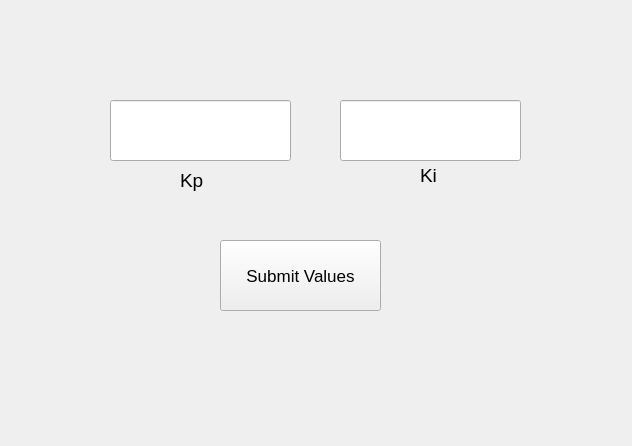
The window that SWTrainController/engineer.ui (joeschurer/ECE1140) describes before a commit, drawn with Qt 5.
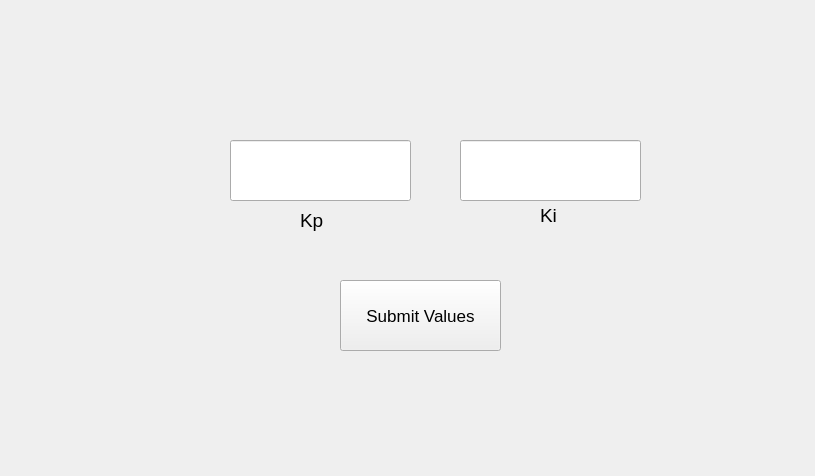
The same window after the commit.

The edit to the form file:
```diff
--- a/SWTrainController/engineer.ui
+++ b/SWTrainController/engineer.ui
@@ -6,51 +6,18 @@
    <rect>
     <x>0</x>
     <y>0</y>
-    <width>632</width>
-    <height>446</height>
+    <width>815</width>
+    <height>476</height>
    </rect>
   </property>
   <property name="windowTitle">
    <string>Form</string>
   </property>
-  <widget class="QLineEdit" name="KpBox">
-   <property name="geometry">
-    <rect>
-     <x>110</x>
-     <y>100</y>
-     <width>181</width>
-     <height>61</height>
-    </rect>
-   </property>
-   <property name="font">
-    <font>
-     <pointsize>14</pointsize>
-    </font>
-   </property>
-   <property name="text">
-    <string/>
-   </property>
-  </widget>
-  <widget class="QLineEdit" name="KiBox">
-   <property name="geometry">
-    <rect>
-     <x>340</x>
-     <y>100</y>
-     <width>181</width>
-     <height>61</height>
-    </rect>
-   </property>
-   <property name="font">
-    <font>
-     <pointsize>14</pointsize>
-    </font>
-   </property>
-  </widget>
   <widget class="QLabel" name="label">
    <property name="geometry">
     <rect>
-     <x>180</x>
-     <y>160</y>
+     <x>300</x>
+     <y>200</y>
      <width>91</width>
      <height>41</height>
     </rect>
@@ -67,8 +34,8 @@
   <widget class="QLabel" name="label_2">
    <property name="geometry">
     <rect>
-     <x>420</x>
-     <y>160</y>
+     <x>540</x>
+     <y>200</y>
      <width>71</width>
      <height>31</height>
     </rect>
@@ -82,11 +49,26 @@
     <string>Ki</string>
    </property>
   </widget>
+  <widget class="QLineEdit" name="KiBox">
+   <property name="geometry">
+    <rect>
+     <x>460</x>
+     <y>140</y>
+     <width>181</width>
+     <height>61</height>
+    </rect>
+   </property>
+   <property name="font">
+    <font>
+     <pointsize>14</pointsize>
+    </font>
+   </property>
+  </widget>
   <widget class="QPushButton" name="SubmitButton">
    <property name="geometry">
     <rect>
-     <x>220</x>
-     <y>240</y>
+     <x>340</x>
+     <y>280</y>
      <width>161</width>
      <height>71</height>
     </rect>
@@ -100,6 +82,24 @@
     <string>Submit Values</string>
    </property>
   </widget>
+  <widget class="QLineEdit" name="KpBox">
+   <property name="geometry">
+    <rect>
+     <x>230</x>
+     <y>140</y>
+     <width>181</width>
+     <height>61</height>
+    </rect>
+   </property>
+   <property name="font">
+    <font>
+     <pointsize>14</pointsize>
+    </font>
+   </property>
+   <property name="text">
+    <string/>
+   </property>
+  </widget>
  </widget>
  <resources/>
  <connections/>
```
